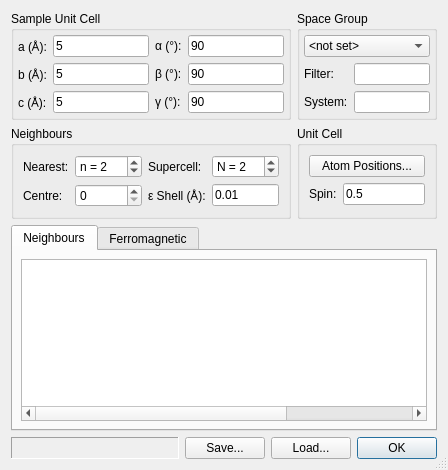
This is ui/disp.ui in tweber-ill/frm_mirror-takin1 as Qt 5 draws it before an edit. The edited form follows.
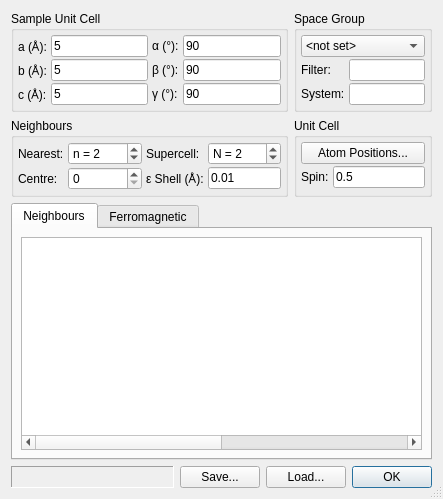
This is the edited form. Custom widgets are drawn as their Qt base class.

What changed in the file:
```diff
--- a/ui/disp.ui
+++ b/ui/disp.ui
@@ -6,8 +6,8 @@
    <rect>
     <x>0</x>
     <y>0</y>
-    <width>448</width>
-    <height>470</height>
+    <width>443</width>
+    <height>499</height>
    </rect>
   </property>
   <property name="windowTitle">
@@ -29,6 +29,12 @@
       <string>Sample Unit Cell</string>
      </property>
      <layout class="QGridLayout" name="gridLayout">
+      <property name="horizontalSpacing">
+       <number>4</number>
+      </property>
+      <property name="verticalSpacing">
+       <number>2</number>
+      </property>
       <property name="margin">
        <number>4</number>
       </property>
@@ -131,6 +137,12 @@
       <string>Space Group</string>
      </property>
      <layout class="QGridLayout" name="gridLayout_7">
+      <property name="horizontalSpacing">
+       <number>4</number>
+      </property>
+      <property name="verticalSpacing">
+       <number>2</number>
+      </property>
       <property name="margin">
        <number>4</number>
       </property>
@@ -207,6 +219,15 @@
       <string>Neighbours</string>
      </property>
      <layout class="QGridLayout" name="gridLayout_2">
+      <property name="horizontalSpacing">
+       <number>4</number>
+      </property>
+      <property name="verticalSpacing">
+       <number>2</number>
+      </property>
+      <property name="margin">
+       <number>4</number>
+      </property>
       <item row="1" column="0">
        <widget class="QLabel" name="label_9">
         <property name="text">
@@ -317,6 +338,15 @@
       <string>Unit Cell</string>
      </property>
      <layout class="QGridLayout" name="gridLayout_5">
+      <property name="horizontalSpacing">
+       <number>4</number>
+      </property>
+      <property name="verticalSpacing">
+       <number>2</number>
+      </property>
+      <property name="margin">
+       <number>4</number>
+      </property>
       <item row="0" column="0" colspan="2">
        <widget class="QPushButton" name="btnAtoms">
         <property name="text">
```
